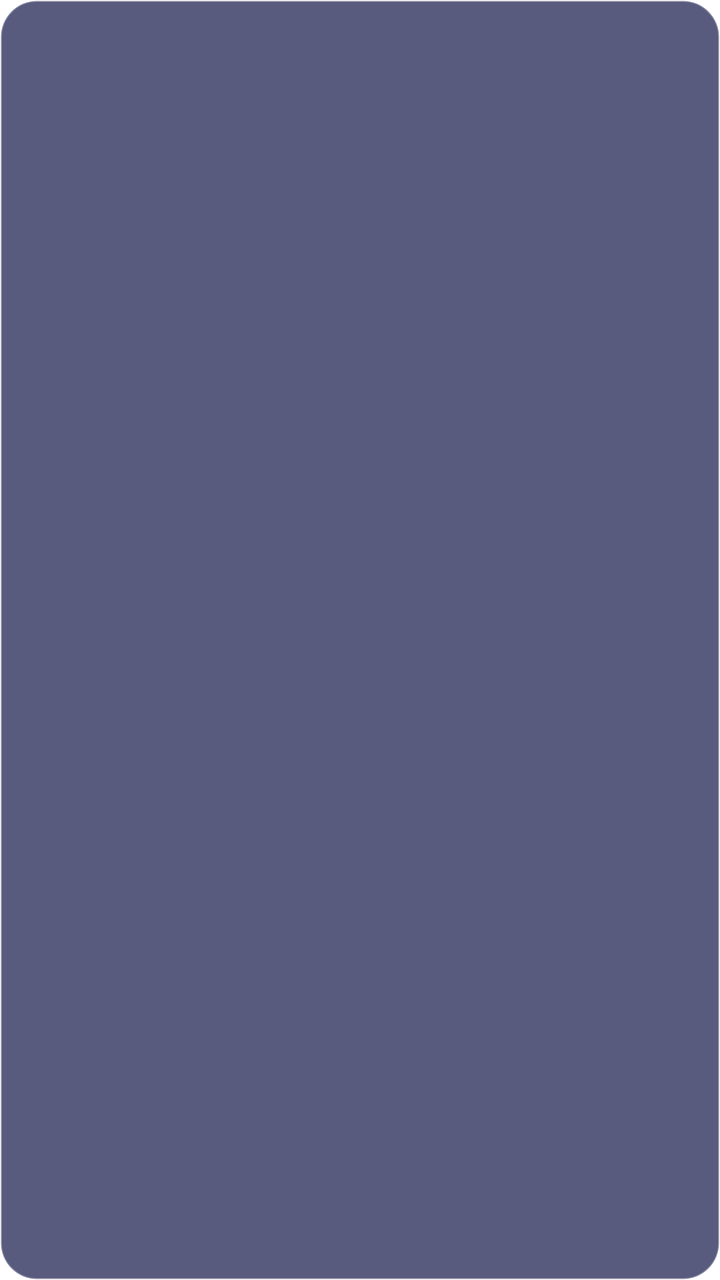
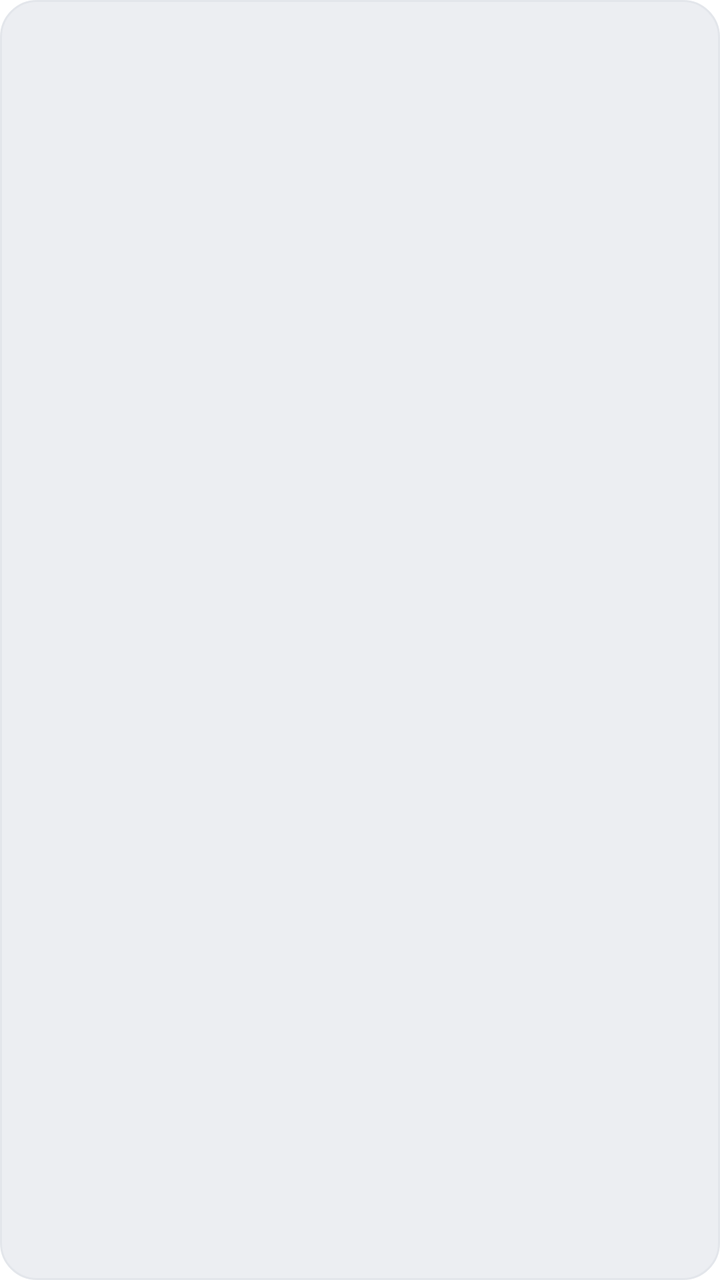

Before-and-after screenshots of an Android layout around one commit, followed by the original layout XML and the change that was made.
<!-- AndroidManifest.xml: another module's application theme Theme.App -->
<!-- res/layout/item_hk_chip.xml -->
<?xml version="1.0" encoding="utf-8"?>
<TextView xmlns:android="http://schemas.android.com/apk/res/android"
    android:id="@+id/tv_chip"
    android:layout_width="wrap_content"
    android:layout_height="36dp"
    android:background="@drawable/hk_chip_bg"
    android:ellipsize="end"
    android:gravity="center"
    android:maxLines="1"
    android:paddingStart="16dp"
    android:paddingEnd="16dp"
    android:textColor="#F2F4F8"
    android:textSize="14sp" />
<!-- resources referenced by this layout -->
<resources>
  <!-- drawable hk_chip_bg (drawable) -->
  <?xml version="1.0" encoding="utf-8"?>
  <selector xmlns:android="http://schemas.android.com/apk/res/android">
      <item android:state_selected="true" android:drawable="@drawable/hk_chip_checked" />
      <item android:drawable="@drawable/hk_chip" />
  </selector>
  <style name="Theme.App" parent="Theme.XingChen">
          <item name="android:windowDisablePreview">true</item>
          <item name="android:windowSplashScreenBackground">#000000</item>
          <item name="android:windowBackground">#000000</item>
      </style>
  <!-- drawable hk_chip_checked (drawable) -->
  <?xml version="1.0" encoding="utf-8"?>
  <shape xmlns:android="http://schemas.android.com/apk/res/android" android:shape="rectangle">
      <solid android:color="#D4A017" />
      <corners android:radius="18dp" />
  </shape>
  <!-- drawable hk_chip (drawable) -->
  <?xml version="1.0" encoding="utf-8"?>
  <shape xmlns:android="http://schemas.android.com/apk/res/android" android:shape="rectangle">
      <solid android:color="#CC2F315E" />
      <corners android:radius="18dp" />
      <stroke android:width="1dp" android:color="#40FFFFFF" />
  </shape>
  <style name="Theme.XingChen" parent="Theme.Material3.DayNight.NoActionBar">
          <item name="android:windowBackground">@android:color/transparent</item>
                <item name="android:colorBackground">@android:color/transparent</item>
          <item name="colorPrimary">#f0a400</item>
          <item name="colorPrimaryVariant">#c07f00</item>
          <item name="colorOnPrimary">@android:color/white</item>
      </style>
</resources>

<!-- the commit's change to res/layout/item_hk_chip.xml (unified diff, before → after) -->
@@ -3,11 +3,11 @@
     android:id="@+id/tv_chip"
     android:layout_width="wrap_content"
     android:layout_height="36dp"
-    android:background="@drawable/hk_chip_bg"
+    android:background="@drawable/hk_chip_bg_light"
     android:ellipsize="end"
     android:gravity="center"
     android:maxLines="1"
     android:paddingStart="16dp"
     android:paddingEnd="16dp"
-    android:textColor="#F2F4F8"
+    android:textColor="#1A1D24"
     android:textSize="14sp" />
<!-- resource entries referenced after the edit -->
@@ -1,10 +1,10 @@
 <!-- resources referenced by this layout -->
 <resources>
-  <!-- drawable hk_chip_bg (drawable) -->
+  <!-- drawable hk_chip_bg_light (drawable) -->
   <?xml version="1.0" encoding="utf-8"?>
   <selector xmlns:android="http://schemas.android.com/apk/res/android">
       <item android:state_selected="true" android:drawable="@drawable/hk_chip_checked" />
-      <item android:drawable="@drawable/hk_chip" />
+      <item android:drawable="@drawable/hk_chip_light" />
   </selector>
   <style name="Theme.App" parent="Theme.XingChen">
           <item name="android:windowDisablePreview">true</item>
@@ -17,12 +17,12 @@
       <solid android:color="#D4A017" />
       <corners android:radius="18dp" />
   </shape>
-  <!-- drawable hk_chip (drawable) -->
+  <!-- drawable hk_chip_light (drawable) -->
   <?xml version="1.0" encoding="utf-8"?>
   <shape xmlns:android="http://schemas.android.com/apk/res/android" android:shape="rectangle">
-      <solid android:color="#CC2F315E" />
+      <solid android:color="#FFECEEF2" />
       <corners android:radius="18dp" />
-      <stroke android:width="1dp" android:color="#40FFFFFF" />
+      <stroke android:width="1dp" android:color="#FFE3E6EB" />
   </shape>
   <style name="Theme.XingChen" parent="Theme.Material3.DayNight.NoActionBar">
           <item name="android:windowBackground">@android:color/transparent</item>
